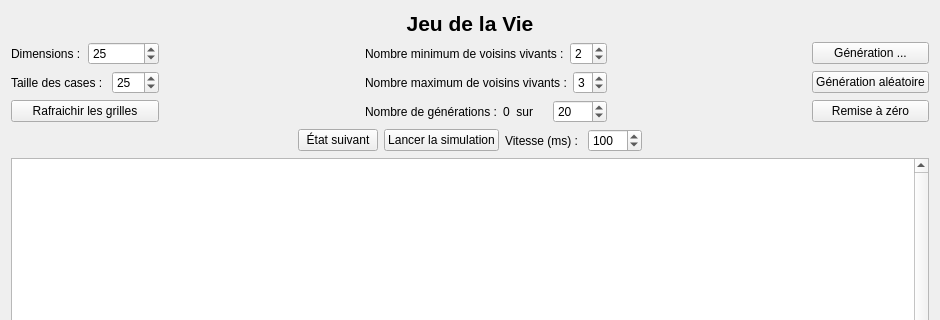
Above: src/ui/golview.ui from danousna/autocell before the change; both pictures show x 0 to 940 and y 0 to 320 of the 940 by 638 pixel window. Below: the same form after it.
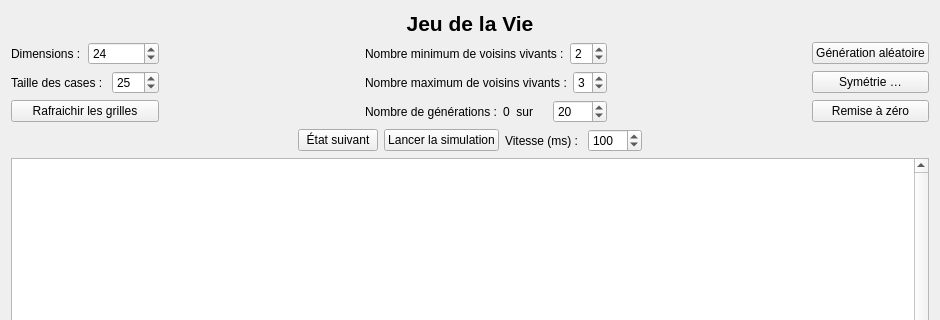
That is the form after the change.

Commit message: Symétrie

```diff
--- a/src/ui/golview.ui
+++ b/src/ui/golview.ui
@@ -40,9 +40,9 @@
          <item row="0" column="4">
           <layout class="QVBoxLayout" name="verticalLayout_3">
            <item>
-            <widget class="QPushButton" name="pushButton_2">
+            <widget class="QPushButton" name="btnGenRandom">
              <property name="text">
-              <string>Génération ...</string>
+              <string>Génération aléatoire</string>
              </property>
             </widget>
            </item>
@@ -68,7 +68,7 @@
                 <number>50</number>
                </property>
                <property name="value">
-                <number>25</number>
+                <number>24</number>
                </property>
               </widget>
              </item>
@@ -144,13 +144,6 @@
            </item>
           </layout>
          </item>
-         <item row="1" column="4">
-          <widget class="QPushButton" name="btnGenRandom">
-           <property name="text">
-            <string>Génération aléatoire</string>
-           </property>
-          </widget>
-         </item>
          <item row="1" column="0">
           <layout class="QHBoxLayout" name="horizontalLayout_2">
            <item>
@@ -226,6 +219,16 @@
            </property>
           </widget>
          </item>
+         <item row="1" column="4">
+          <widget class="QPushButton" name="btnSymetrie">
+           <property name="toolTip">
+            <string>La partie supérieure gauche de la grille sera dupliquée sur le reste du tableau</string>
+           </property>
+           <property name="text">
+            <string>Symétrie …</string>
+           </property>
+          </widget>
+         </item>
         </layout>
        </item>
        <item>
```
The commit also changes 43 other files.
